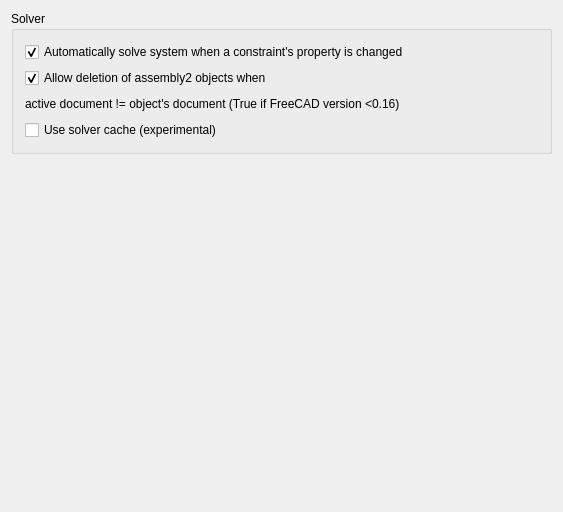
This is Gui/Resources/ui/assembly2_prefs.ui in hamish2014/FreeCAD_assembly2 as Qt 5 draws it before an edit. The edited form follows.
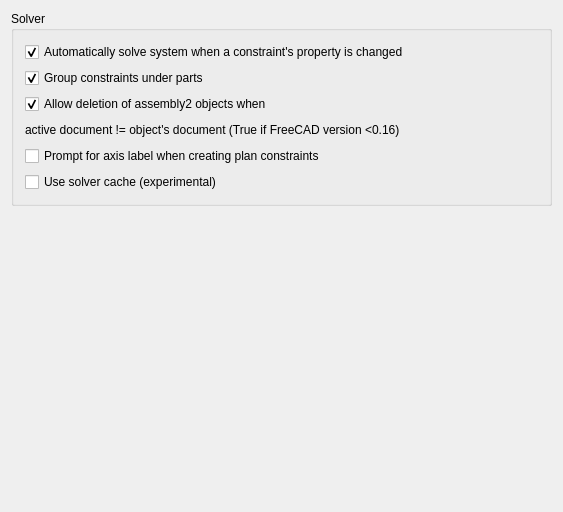
This is the edited form. Custom widgets are drawn as their Qt base class.

Commit message: Prefences added for grouping_constraints_under_parts and prompting_user_for_axis_label_when_creating_plain_constraint

```diff
--- a/Gui/Resources/ui/assembly2_prefs.ui
+++ b/Gui/Resources/ui/assembly2_prefs.ui
@@ -64,6 +64,31 @@
         </property>
        </widget>
       </item>
+      <item>
+       <widget class="Gui::PrefCheckBox" name="gui::prefcheckbox_8">
+        <property name="sizePolicy">
+         <sizepolicy hsizetype="Minimum" vsizetype="Fixed">
+          <horstretch>0</horstretch>
+          <verstretch>0</verstretch>
+         </sizepolicy>
+        </property>
+        <property name="toolTip">
+         <string/>
+        </property>
+        <property name="text">
+         <string>Group constraints under parts</string>
+        </property>
+        <property name="checked">
+         <bool>true</bool>
+        </property>
+        <property name="prefEntry" stdset="0">
+         <cstring>groupConstraintsUnderParts</cstring>
+        </property>
+        <property name="prefPath" stdset="0">
+         <cstring>Mod/Assembly2</cstring>
+        </property>
+       </widget>
+      </item>
       <item>
        <widget class="Gui::PrefCheckBox" name="gui::prefcheckbox_6">
         <property name="sizePolicy">
@@ -116,6 +141,31 @@
         </item>
        </layout>
       </item>
+      <item>
+       <widget class="Gui::PrefCheckBox" name="gui::prefcheckbox_9">
+        <property name="sizePolicy">
+         <sizepolicy hsizetype="Minimum" vsizetype="Fixed">
+          <horstretch>0</horstretch>
+          <verstretch>0</verstretch>
+         </sizepolicy>
+        </property>
+        <property name="toolTip">
+         <string/>
+        </property>
+        <property name="text">
+         <string>Prompt for axis label when creating plan constraints</string>
+        </property>
+        <property name="checked">
+         <bool>false</bool>
+        </property>
+        <property name="prefEntry" stdset="0">
+         <cstring>promtUserForAxisConstraintLabel</cstring>
+        </property>
+        <property name="prefPath" stdset="0">
+         <cstring>Mod/Assembly2</cstring>
+        </property>
+       </widget>
+      </item>
       <item>
        <widget class="Gui::PrefCheckBox" name="gui::prefcheckbox_5">
         <property name="sizePolicy">
```
The commit also changes 5 other files.
